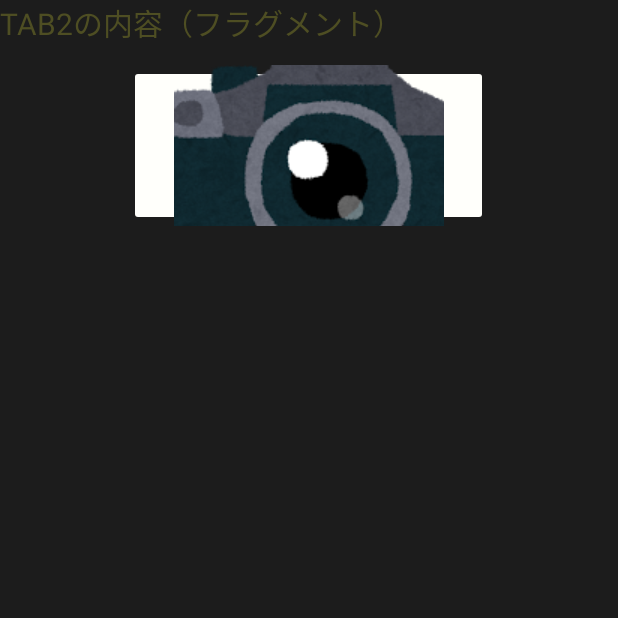
After one commit to ToshinariIshii/camera1, an Android app: the fragment Tab2Fragment placed in its activity, on a phone screen of 412 x 824 dp, the top half of it. The commit adds this screen. Run offline under Robolectric (Android 15) with nearby library versions, the phone set to English and light mode, and no system bars.

Commit message:
tab complete(?)

```diff
--- a/simplecropview-sample/build.gradle
+++ b/simplecropview-sample/build.gradle
@@ -40,7 +40,9 @@ ext {
 dependencies {
 
     compile "com.android.support:appcompat-v7:23.3.0"
+
     compile fileTree(dir: 'libs', include: ['*.jar'])
+    compile 'com.android.support:design:23.1.0'
     compile project(':simplecropview')
     compile "com.github.hotchemi:permissionsdispatcher:${permissionsDispatcherVersion}"
     apt "com.github.hotchemi:permissionsdispatcher-processor:${permissionsDispatcherVersion}"
--- /dev/null
+++ b/simplecropview-sample/src/main/java/com/example/simplecropviewsample/MainTabActivity.java
@@ -0,0 +1,96 @@
+package com.example.simplecropviewsample;
+
+import android.content.Context;
+import android.content.Intent;
+import android.os.Bundle;
+import android.support.v4.app.FragmentActivity;
+import android.support.v4.app.FragmentTransaction;
+import android.util.Log;
+import android.view.View;
+import android.widget.TabHost;
+import android.widget.TabHost.TabContentFactory;
+import android.widget.TabHost.TabSpec;
+
+public class MainTabActivity extends FragmentActivity implements TabHost.OnTabChangeListener {
+
+	// TabHost
+    private TabHost mTabHost;
+    // Last selected tabId
+    private String mLastTabId;
+
+    @Override
+    protected void onCreate(Bundle savedInstanceState) {
+        super.onCreate(savedInstanceState);
+        setContentView(R.layout.activity_tabhost);
+
+        mTabHost = (TabHost) findViewById(android.R.id.tabhost);
+        mTabHost.setup();
+
+        /* Tab1 */
+        TabSpec tab1 = mTabHost.newTabSpec("tab1");
+        tab1.setIndicator("TAB1");
+        tab1.setContent(new DummyTabFactory(this));
+        mTabHost.addTab(tab1);
+
+        // Tab2 */
+        TabSpec tab2 = mTabHost.newTabSpec("tab2");
+        tab2.setIndicator("TAB2");
+        tab2.setContent(new DummyTabFactory(this));
+        mTabHost.addTab(tab2);
+
+        // Tab3 */
+        TabSpec tab3 = mTabHost.newTabSpec("tab3");
+        tab3.setIndicator("TAB3");
+        tab3.setContent(new DummyTabFactory(this));
+        mTabHost.addTab(tab3);
+
+
+        mTabHost.setOnTabChangedListener(this);
+
+        // �����^�u�I��
+        onTabChanged("tab1");
+    }
+
+
+    public void onTabChanged(String tabId) {
+    	Log.d("TAB_FRAGMENT_LOG","tabId:" + tabId);
+    	if(mLastTabId != tabId){
+            FragmentTransaction fragmentTransaction
+                 = getSupportFragmentManager().beginTransaction();
+            if("tab1" == tabId){
+            	fragmentTransaction
+            		.replace(R.id.realtabcontent, new Tab1Fragment());
+            }else if("tab2" == tabId){
+            	fragmentTransaction
+            		.replace(R.id.realtabcontent, new Tab2Fragment());
+            }else if("tab3" == tabId){
+            	fragmentTransaction
+            		.replace(R.id.realtabcontent, new Tab3Fragment());
+            }
+    		mLastTabId = tabId;
+    		fragmentTransaction.commit();
+    	}
+    }
+
+
+    private static class DummyTabFactory implements TabContentFactory {
+
+        /* Context */
+        private final Context mContext;
+
+        DummyTabFactory(Context context) {
+            mContext = context;
+        }
+
+        @Override
+        public View createTabContent(String tag) {
+            View v = new View(mContext);
+            return v;
+        }
+    }
+    public void startCamera2Activity() {
+        Intent intent = new Intent(this,Camera2Activity.class);
+        startActivity(intent);
+
+    }
+}
--- /dev/null
+++ b/simplecropview-sample/src/main/java/com/example/simplecropviewsample/Tab1Fragment.java
@@ -0,0 +1,19 @@
+package com.example.simplecropviewsample;
+
+import android.os.Bundle;
+import android.support.v4.app.Fragment;
+import android.view.LayoutInflater;
+import android.view.View;
+import android.view.ViewGroup;
+
+public class Tab1Fragment extends Fragment {
+    @Override
+    public View onCreateView(
+    		LayoutInflater inflater,
+    		ViewGroup container,
+    		Bundle savedInstanceState) {
+        View v = inflater.inflate(R.layout.tab1_fragment, container, false);
+
+        return v;
+    }
+}
--- /dev/null
+++ b/simplecropview-sample/src/main/java/com/example/simplecropviewsample/Tab2Fragment.java
@@ -0,0 +1,29 @@
+package com.example.simplecropviewsample;
+
+import android.os.Bundle;
+import android.support.v4.app.Fragment;
+import android.view.LayoutInflater;
+import android.view.View;
+import android.view.ViewGroup;
+import android.widget.ImageButton;
+
+public class Tab2Fragment extends Fragment {
+
+
+    @Override
+    public View onCreateView(
+    		LayoutInflater inflater,
+    		ViewGroup container,
+    		Bundle savedInstanceState) {
+        View v = inflater.inflate(R.layout.tab2_fragment, container, false);
+        ImageButton btn = (ImageButton)v.findViewById(R.id.CameraButton);
+        btn.setOnClickListener(new View.OnClickListener() {
+            @Override
+            public void onClick(View v) {
+                ((MainTabActivity) getActivity()).startCamera2Activity();
+            }
+        });
+        return v;
+    }
+
+}
--- /dev/null
+++ b/simplecropview-sample/src/main/res/layout/activity_tabhost.xml
@@ -0,0 +1,29 @@
+<TabHost
+    xmlns:android="http://schemas.android.com/apk/res/android"
+    android:id="@android:id/tabhost"
+    android:layout_width="match_parent"
+    android:layout_height="match_parent">
+    <LinearLayout
+        android:orientation="vertical"
+        android:layout_width="match_parent"
+        android:layout_height="match_parent">
+         <TabWidget
+            android:id="@android:id/tabs"
+            android:orientation="horizontal"
+            android:layout_width="match_parent"
+            android:layout_height="wrap_content"
+            android:layout_weight="0"/>
+		 <!-- TabHostの仕様上必要 -->
+        <FrameLayout
+            android:id="@android:id/tabcontent"
+            android:layout_width="0dp"
+            android:layout_height="0dp"
+            android:layout_weight="0"/>
+        <!-- 実際のコンテンツ領域(Fragment) -->
+        <FrameLayout
+            android:id="@+id/realtabcontent"
+            android:layout_width="match_parent"
+            android:layout_height="match_parent"
+            android:layout_weight="1"/>
+    </LinearLayout>
+</TabHost>
--- /dev/null
+++ b/simplecropview-sample/src/main/res/layout/tab2_fragment.xml
@@ -0,0 +1,20 @@
+<RelativeLayout xmlns:android="http://schemas.android.com/apk/res/android"
+    xmlns:tools="http://schemas.android.com/tools"
+    android:layout_width="match_parent"
+    android:layout_height="match_parent"
+    android:orientation="vertical">
+    <TextView
+        android:layout_width="wrap_content"
+        android:layout_height="wrap_content"
+        android:text="TAB2の内容（フラグメント）"
+        android:id="@+id/textView" />
+
+    <ImageButton
+        android:src="@drawable/camera"
+        android:layout_width="239dp"
+        android:layout_height="107dp"
+        android:id="@+id/CameraButton"
+        android:layout_marginTop="13dp"
+        android:layout_below="@+id/textView"
+        android:layout_centerHorizontal="true" />
+</RelativeLayout>
--- a/simplecropview-sample/src/main/res/values/strings.xml
+++ b/simplecropview-sample/src/main/res/values/strings.xml
@@ -6,8 +6,12 @@
     <string name="permission_crop_rationale">WRITE_EXTERNAL_STORAGE permission is needed to save cropped image.</string>
     <string name="permission_denied">Permission was denied. Please consider granting it in order to use all features.</string>
     <string name="permission_denied_never_ask_again">Permission was denied with never ask again.</string>
-    <string name="action_settings">settings</string>
     <string name="action_settings2">settings2</string>
     <string name="push">押せ</string>
     <string name="result">ここに判別結果が表示されます。</string>
+    <string name="action_settings">Settings</string>
+    <string name="title_activity_home_menu">HomeMenu</string>
+    <string name="cameraText">カメラ画面</string>
+    <string name="formsText">フォーム画面</string>
+    <string name="homeMenuText">ホーム画面</string>
 </resources>
--- a/simplecropview-sample/src/main/res/values/styles.xml
+++ b/simplecropview-sample/src/main/res/values/styles.xml
@@ -23,7 +23,7 @@
     <style name="TextAppearance.Small" parent="TextAppearance.AppCompat.Small">
         <item name="android:textColor">@color/textColorPrimary</item>
         <item name="android:textSize">@dimen/text_size_m</item>
-        <item name="android:gravity">center_horizontal|center_vertical</item>
+        <item name="android:gravity">center_horizontal|center_vertical</item>\
     </style>
     <style name="AppTheme.AppBarOverlay" parent="ThemeOverlay.AppCompat.Dark.ActionBar" />
 
```
Also changed, not shown: simplecropview-sample/src/main/AndroidManifest.xml (+7 -9 lines), simplecropview-sample/src/main/java/com/example/simplecropviewsample/ResultActivity.java (+10 -3 lines), simplecropview-sample/src/main/java/com/example/simplecropviewsample/Tab3Fragment.java (added, +18 -0 lines), simplecropview-sample/src/main/res/layout/tab1_fragment.xml (added, +10 -0 lines), simplecropview-sample/src/main/res/layout/tab3_fragment.xml (added, +10 -0 lines), simplecropview-sample/src/main/res/menu/menu_maintab.xml (added, +10 -0 lines), simplecropview-sample/src/main/res/drawable/boku.png (added), simplecropview-sample/src/main/res/drawable/camera.png (added).
